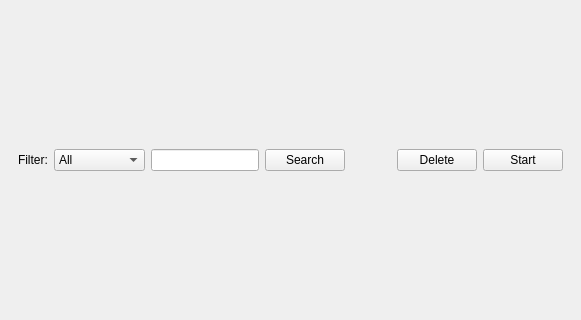
First picture: the form in main/WebShutterUI.ui, repository DarwinSardual/webshutter, before the edit; both pictures show x 0 to 581 and y 133 to 453 of the 581 by 590 pixel window.
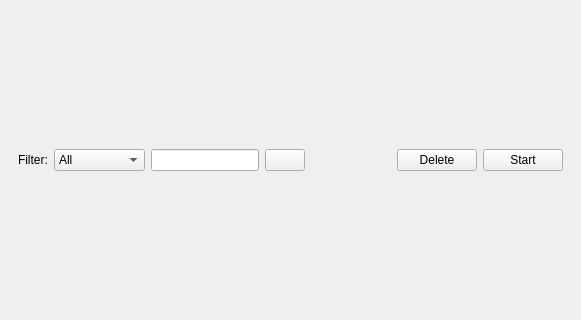
Second picture: the form after the edit.

Commit message: Add icon and remove text on the search button

Patch:
```diff
--- a/main/WebShutterUI.ui
+++ b/main/WebShutterUI.ui
@@ -85,9 +85,9 @@
        </item>
        <item row="0" column="3">
         <widget class="QPushButton" name="searchButton">
-         <property name="text">
+         <!--<property name="text">
           <string>Search</string>
-         </property>
+         </property>-->
         </widget>
        </item>
        <item row="0" column="5">
```
The commit also changes 1 other file.
